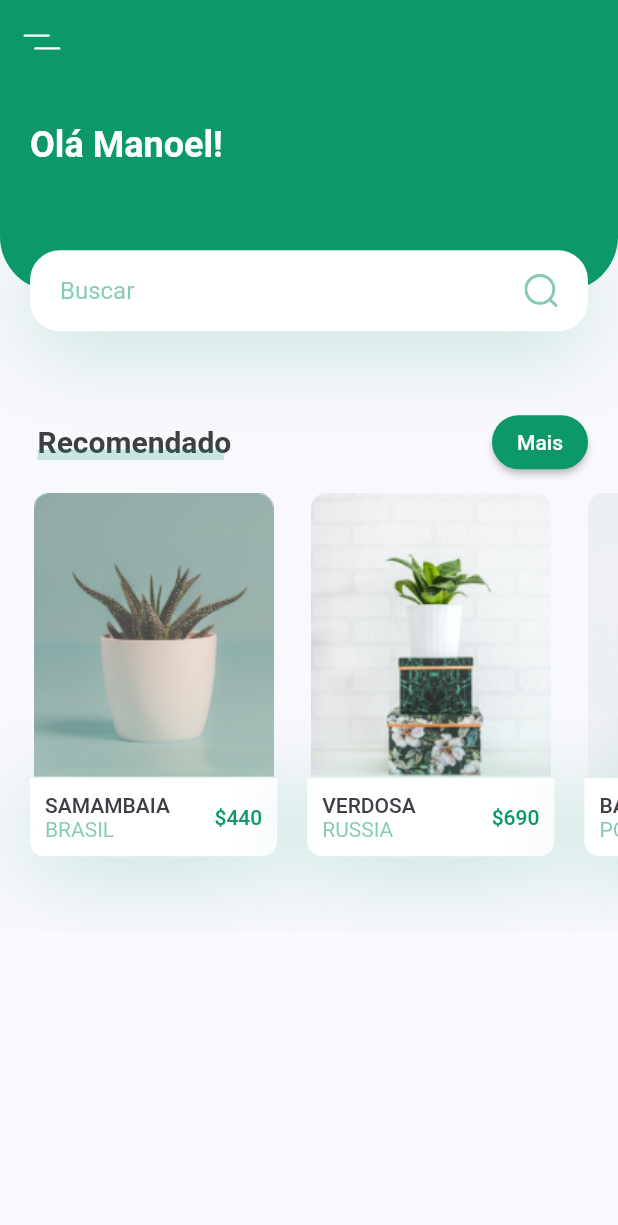
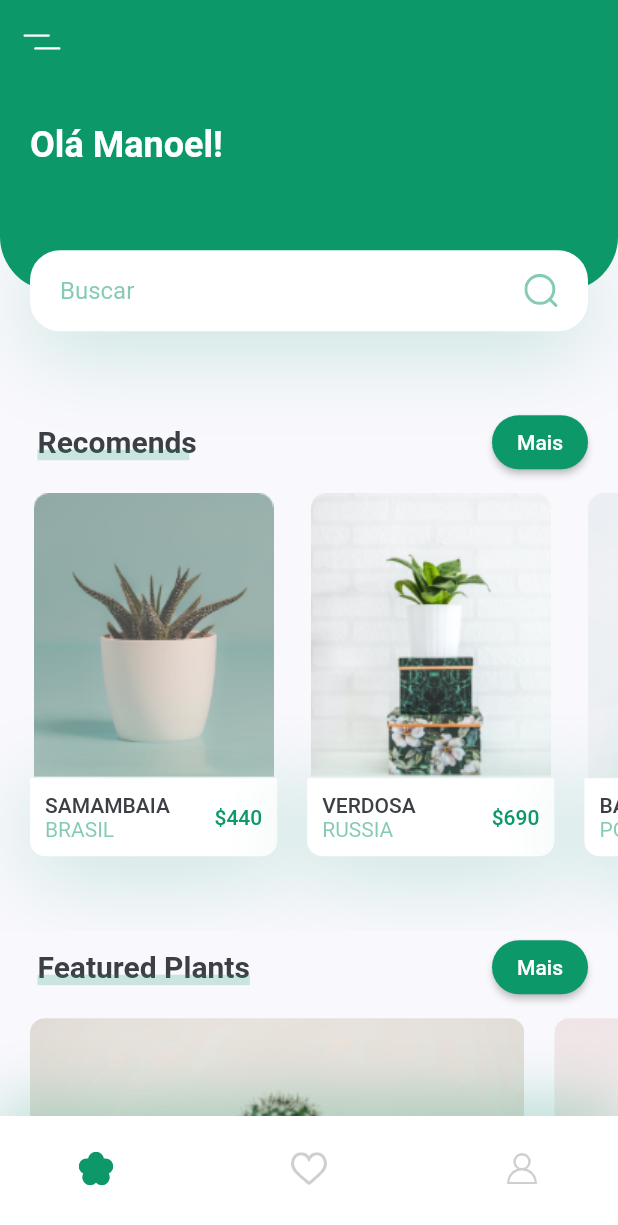
Before and after one commit to manoelvieira0/plant_app, a Flutter app: the screen it shows after launch, on a phone screen of 412 x 824 dp. Shown: the top 1225 px of the screen. Run offline on Flutter 3.47's test engine with Material 2 defaults, Android fonts, the phone set to English and light mode, and no system bars; our stand-ins replace flutter_svg.

Commit message:
Home Page Concluida

```diff
--- /dev/null
+++ b/lib/components/navbar.dart
@@ -0,0 +1,46 @@
+import 'package:flutter/material.dart';
+import 'package:flutter_svg/svg.dart';
+import 'package:plant_app/constants.dart';
+
+class BottomNavibar extends StatelessWidget {
+  const BottomNavibar({
+    Key key,
+  }) : super(key: key);
+
+  @override
+  Widget build(BuildContext context) {
+    return Container(
+      padding: EdgeInsets.only(
+          left: kDefaultPadding * 2,
+          right: kDefaultPadding * 2,
+          bottom: kDefaultPadding / 2),
+      height: 80,
+      decoration: BoxDecoration(
+        color: Colors.white,
+        boxShadow: [
+          BoxShadow(
+              offset: Offset(0, -10),
+              blurRadius: 35,
+              color: kPrimaryColor.withOpacity(0.28)),
+        ],
+      ),
+      child: Row(
+        mainAxisAlignment: MainAxisAlignment.spaceBetween,
+        children: [
+          IconButton(
+            onPressed: () {},
+            icon: SvgPicture.asset('assets/icons/flower.svg'),
+          ),
+          IconButton(
+            onPressed: () {},
+            icon: SvgPicture.asset('assets/icons/heart-icon.svg'),
+          ),
+          IconButton(
+            onPressed: () {},
+            icon: SvgPicture.asset('assets/icons/user-icon.svg'),
+          ),
+        ],
+      ),
+    );
+  }
+}
--- a/lib/main.dart
+++ b/lib/main.dart
@@ -13,6 +13,7 @@ class MyApp extends StatelessWidget {
       title: 'Plant App',
       debugShowCheckedModeBanner: false,
       theme: ThemeData(
+        fontFamily: 'Ubuntu',
         visualDensity: VisualDensity.adaptivePlatformDensity,
         scaffoldBackgroundColor: kBackgroundColor,
         primaryColor: kPrimaryColor,
--- a/lib/screens/home/components/body.dart
+++ b/lib/screens/home/components/body.dart
@@ -1,6 +1,7 @@
 import 'package:flutter/material.dart';
 import 'package:flutter_svg/flutter_svg.dart';
 import 'package:plant_app/constants.dart';
+import 'package:plant_app/screens/home/components/featured_plants.dart';
 import 'package:plant_app/screens/home/components/recomends_plant.dart';
 import 'package:plant_app/screens/home/components/title_with_more.dart';
 
@@ -15,10 +16,16 @@ class Body extends StatelessWidget {
         children: <Widget>[
           HeaderSearchBox(size: size),
           TitleWithMoreBtn(
-            title: 'Recomendado',
+            title: 'Recomends',
             press: () {},
           ),
           RecomendPlant(),
+          TitleWithMoreBtn(
+            title: 'Featured Plants ',
+            press: () {},
+          ),
+          FeaturesPlantCard(),
+          SizedBox(height: kDefaultPadding),
         ],
       ),
     );
--- /dev/null
+++ b/lib/screens/home/components/featured_plants.dart
@@ -0,0 +1,61 @@
+import 'package:flutter/material.dart';
+import 'package:plant_app/constants.dart';
+
+class FeaturesPlantCard extends StatelessWidget {
+  const FeaturesPlantCard({
+    Key key,
+  }) : super(key: key);
+
+  @override
+  Widget build(BuildContext context) {
+    return SingleChildScrollView(
+      scrollDirection: Axis.horizontal,
+      child: Row(
+        children: [
+          FeaturedPlantCard(
+            image: 'assets/images/bottom_img_1.png',
+            press: () {},
+          ),
+          FeaturedPlantCard(
+            image: 'assets/images/bottom_img_2.png',
+            press: () {},
+          ),
+        ],
+      ),
+    );
+  }
+}
+
+class FeaturedPlantCard extends StatelessWidget {
+  const FeaturedPlantCard({
+    Key key,
+    this.image,
+    this.press,
+  }) : super(key: key);
+
+  final String image;
+  final Function press;
+
+  @override
+  Widget build(BuildContext context) {
+    Size size = MediaQuery.of(context).size;
+    return GestureDetector(
+      onTap: press,
+      child: Container(
+        margin: EdgeInsets.only(
+            left: kDefaultPadding,
+            top: kDefaultPadding / 2,
+            bottom: kDefaultPadding / 2),
+        width: size.width * 0.8,
+        height: 185,
+        decoration: BoxDecoration(
+          borderRadius: BorderRadius.circular(10),
+          image: DecorationImage(
+            fit: BoxFit.cover,
+            image: AssetImage(image),
+          ),
+        ),
+      ),
+    );
+  }
+}
--- a/lib/screens/home/components/home_screen.dart
+++ b/lib/screens/home/components/home_screen.dart
@@ -1,5 +1,6 @@
 import 'package:flutter/material.dart';
 import 'package:flutter_svg/svg.dart';
+import 'package:plant_app/components/navbar.dart';
 import 'package:plant_app/constants.dart';
 import 'body.dart';
 
@@ -9,6 +10,7 @@ class HomeScreen extends StatelessWidget {
     return Scaffold(
       appBar: buildAppBar(),
       body: Body(),
+      bottomNavigationBar: BottomNavibar(),
     );
   }
 
```
Also changed, not shown: pubspec.yaml (+5 -6 lines), assets/fonts/Ubuntu.ttf (added).
